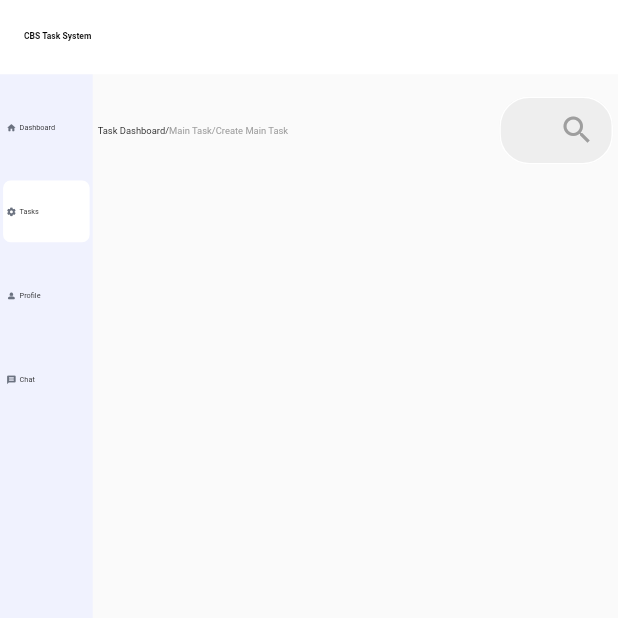
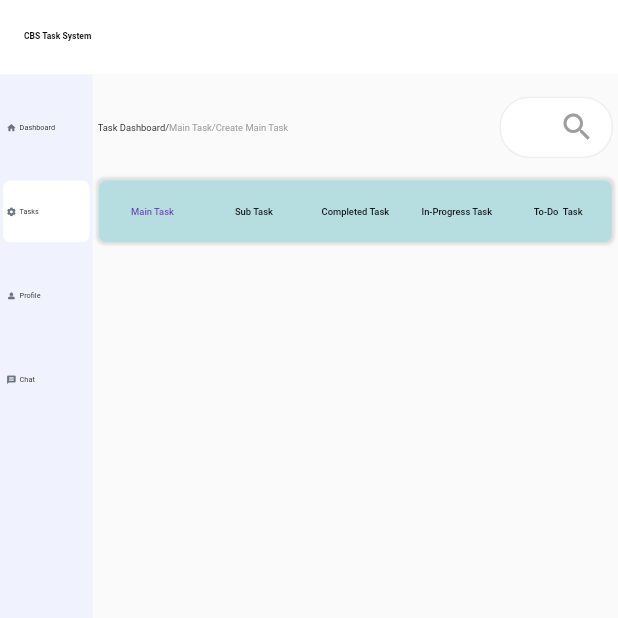
Before and after one commit to CBS-Developments/CBS-Task-System, a Flutter app: the screen it shows after launch, on a phone screen of 412 x 824 dp, the top half of it. Run offline on Flutter 3.47's test engine with Material 2 defaults, Android fonts, the phone set to English and light mode, and no system bars; missing offline and left inert: dart:js.

Commit message:
Tab Bar Setup

```diff
--- a/task_system/lib/components/search_box.dart
+++ b/task_system/lib/components/search_box.dart
@@ -19,14 +19,14 @@ class SearchBox extends StatelessWidget {
           decoration: InputDecoration(
               suffixIcon: Icon(Icons.search,color: Colors.grey),
               enabledBorder:  OutlineInputBorder(
-                borderSide: BorderSide(color: Colors.white),
+                borderSide: BorderSide(color: Colors.grey.shade200),
                 borderRadius: BorderRadius.circular(20.0),
               ),
               focusedBorder: OutlineInputBorder(
-                borderSide: BorderSide(color: Colors.grey.shade300),
+                borderSide: BorderSide(color: Colors.grey.shade400),
                 borderRadius: BorderRadius.circular(20.0),
               ),
-              fillColor: Colors.grey.shade200,
+              fillColor: Colors.white,
               filled: true,
               hintText: 'Search',
               hintStyle: TextStyle(color: Colors.grey[500],
--- a/task_system/lib/pages/tasks/createMainTask.dart
+++ b/task_system/lib/pages/tasks/createMainTask.dart
@@ -4,6 +4,7 @@ import 'package:task_system/components/navigate_text.dart';
 import 'package:task_system/components/search_box.dart';
 import 'package:task_system/drawers/mainTaskDrawer.dart';
 import 'package:task_system/sizes/create_MainTask_Sizes.dart';
+import 'package:task_system/tabs/task_tab.dart';
 
 import '../../sizes/dashboard_sizes.dart';
 
@@ -43,6 +44,15 @@ class _MainTaskState extends State<MainTask> {
                      SearchBox()
                   ],
                 ),
+
+                SizedBox(height: smallBoxHeight(context),),
+
+                TaskTabBar(
+                  firstButtonColor:Colors.deepPurple,
+                  secButtonColor:Colors.black,
+                  thirdButtonColor: Colors.black,
+                  fourthButtonColor: Colors.black,
+                  fivethButtonColor: Colors.black,)
               ],
             ),
           )
--- a/task_system/lib/sizes/create_MainTask_Sizes.dart
+++ b/task_system/lib/sizes/create_MainTask_Sizes.dart
@@ -62,7 +62,7 @@ double tabPadding(BuildContext context) {
 }
 
 double navBoxHeight(BuildContext context) {
-  return (getPageHeight(context) * 0.055) ;
+  return (getPageHeight(context) * 0.05) ;
 }
 
 double navBoxWidth(BuildContext context) {
@@ -79,7 +79,7 @@ double navBoxPadding(BuildContext context) {
 
 
 double serBoxHeight(BuildContext context) {
-  return (getPageHeight(context) * 0.055) ;
+  return (getPageHeight(context) * 0.05) ;
 }
 
 double serBoxWidth(BuildContext context) {
--- a/task_system/lib/tabs/task_tab.dart
+++ b/task_system/lib/tabs/task_tab.dart
@@ -1,43 +1,105 @@
 import 'package:flutter/material.dart';
+import 'package:task_system/colors/appColors.dart';
 
 import '../sizes/create_MainTask_Sizes.dart';
 import '../sizes/dashboard_sizes.dart';
 
 class TaskTabBar extends StatelessWidget {
-  const TaskTabBar({Key? key}) : super(key: key);
+  final Color firstButtonColor;
+  final Color secButtonColor;
+  final Color thirdButtonColor;
+  final Color fourthButtonColor;
+  final Color fivethButtonColor;
+
+  TaskTabBar(
+      {Key? key,
+        required this.firstButtonColor,
+        required this.secButtonColor,
+        required this.thirdButtonColor,
+        required this.fourthButtonColor,
+        required this.fivethButtonColor})
+      : super(key: key);
 
   @override
   Widget build(BuildContext context) {
     return Container(
       child: Row(
+       mainAxisAlignment: MainAxisAlignment.spaceAround,
+       //  mainAxisAlignment: MainAxisAlignment.spaceBetween,
         children: [
-          TextButton(onPressed: () {}, child: Text('Main Task'))
+          TextButton(
+            style: TextButton.styleFrom(
+              foregroundColor: firstButtonColor, // Set the text color here
+            ),
+            onPressed: () {},
+            child: Text(
+              'Main Task',
+              style: TextStyle(fontSize: navTextFont(context)),
+            ),
+          ),
+          TextButton(
+            style: TextButton.styleFrom(
+              foregroundColor: secButtonColor, // Set the text color here
+            ),
+            onPressed: () {},
+            child: Text(
+              'Sub Task',
+              style: TextStyle(fontSize: navTextFont(context)),
+            ),
+          ),
+          TextButton(
+            style: TextButton.styleFrom(
+              foregroundColor: thirdButtonColor, // Set the text color here
+            ),
+            onPressed: () {},
+            child: Text(
+              'Completed Task',
+              style: TextStyle(fontSize: navTextFont(context)),
+            ),
+          ),
+          TextButton(
+            style: TextButton.styleFrom(
+              foregroundColor: fourthButtonColor, // Set the text color here
+            ),
+            onPressed: () {},
+            child: Text(
+              'In-Progress Task',
+              style: TextStyle(fontSize: navTextFont(context)),
+            ),
+          ),
+          TextButton(
+            style: TextButton.styleFrom(
+              foregroundColor: fivethButtonColor, // Set the text color here
+            ),
+            onPressed: () {},
+            child: Text(
+              'To-Do  Task',
+              style: TextStyle(fontSize: navTextFont(context)),
+            ),
+          ),
         ],
       ),
       padding: EdgeInsets.all(tabPadding(context)),
       height: tabBarHeight(context),
       width: tabBarWidth(context),
       decoration: BoxDecoration(
-          color: Colors.white,
+          color: AppColor.blueGreen,
           borderRadius: BorderRadius.circular(5),
           // shape: BoxShape.circle,
           boxShadow: [
             BoxShadow(
-              color: Colors.grey.shade400,
-              offset: Offset(3, 3),
-              blurRadius: 5,
+              color: Colors.grey.shade300,
+              offset: Offset(0, 0),
+              blurRadius: 1,
               spreadRadius: 1,
             ),
-
             BoxShadow(
-              color: Colors.grey.shade400,
-              offset: Offset(-3, -3),
-              blurRadius: 5,
+              color: Colors.grey.shade300,
+              offset: Offset(0, 0),
+              blurRadius: 1,
               spreadRadius: 1,
             ),
-          ]
-      ),
+          ]),
     );
   }
-
 }
```
